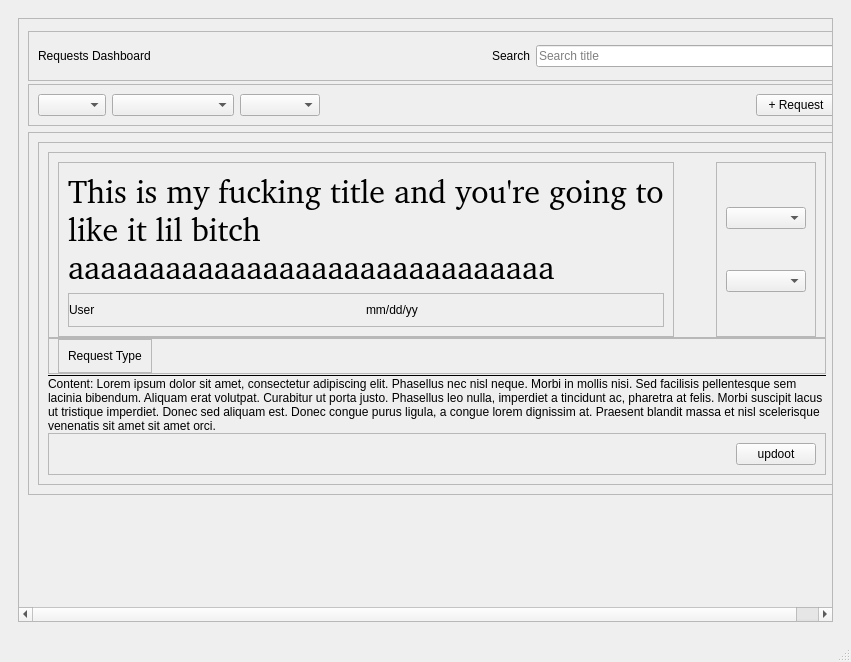
Above: ui/merlins_lamp.ui from TransparentGlass/Merlin-s-Lamp--Request-Manager before the change. Below: the same form after it.
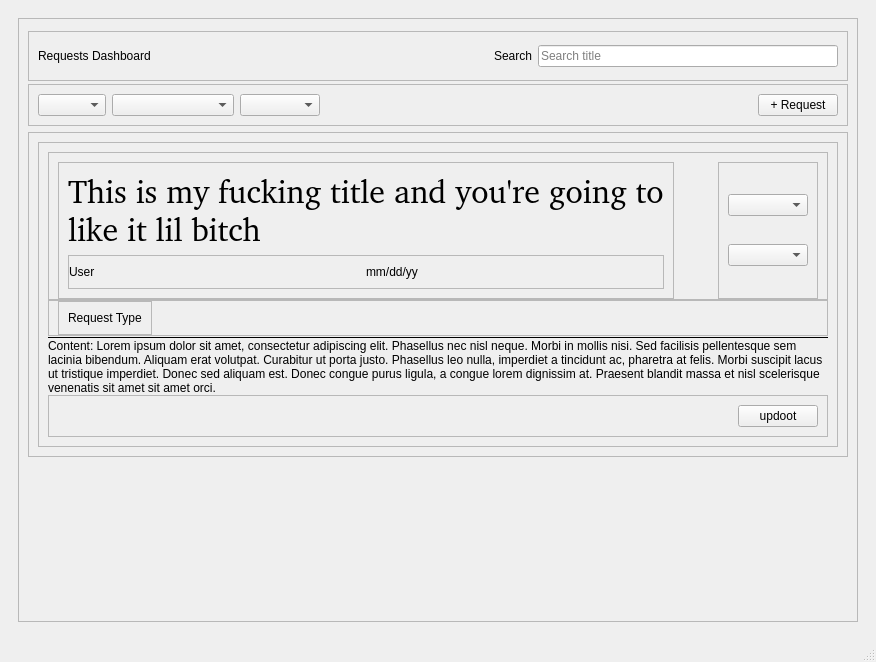
That is the form after the change. Icons and pictures are not drawn.

```diff
--- a/ui/merlins_lamp.ui
+++ b/ui/merlins_lamp.ui
@@ -6,7 +6,7 @@
    <rect>
     <x>0</x>
     <y>0</y>
-    <width>851</width>
+    <width>876</width>
     <height>662</height>
    </rect>
   </property>
@@ -489,6 +489,12 @@
                      </property>
                      <item>
                       <widget class="QFrame" name="frame_28">
+                       <property name="sizePolicy">
+                        <sizepolicy hsizetype="MinimumExpanding" vsizetype="Preferred">
+                         <horstretch>0</horstretch>
+                         <verstretch>0</verstretch>
+                        </sizepolicy>
+                       </property>
                        <property name="minimumSize">
                         <size>
                          <width>0</width>
@@ -504,6 +510,12 @@
                        <layout class="QVBoxLayout" name="verticalLayout_29">
                         <item>
                          <widget class="QLabel" name="label_request_title">
+                          <property name="sizePolicy">
+                           <sizepolicy hsizetype="Expanding" vsizetype="Preferred">
+                            <horstretch>0</horstretch>
+                            <verstretch>0</verstretch>
+                           </sizepolicy>
+                          </property>
                           <property name="font">
                            <font>
                             <family>:/font/font/Playfair_Display/PlayfairDisplay-VariableFont_wght.ttf</family>
@@ -514,7 +526,7 @@
                            <string notr="true">font-family: url(:/font/font/Playfair_Display/PlayfairDisplay-VariableFont_wght.ttf)</string>
                           </property>
                           <property name="text">
-                           <string>This is my fucking title and you're going to like it lil bitch aaaaaaaaaaaaaaaaaaaaaaaaaaaaaa</string>
+                           <string>This is my fucking title and you're going to like it lil bitch</string>
                           </property>
                           <property name="alignment">
                            <set>Qt::AlignmentFlag::AlignLeading|Qt::AlignmentFlag::AlignLeft|Qt::AlignmentFlag::AlignTop</set>
```
Left out of the diff: 2 changed lines with no effect on the pictures.
